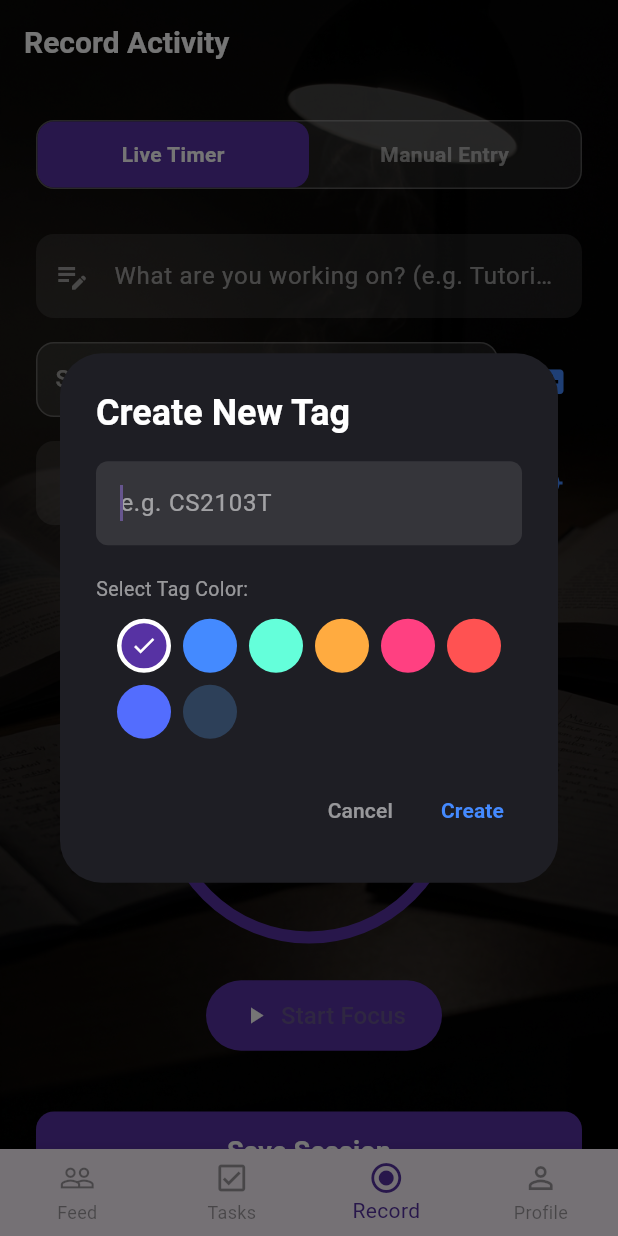
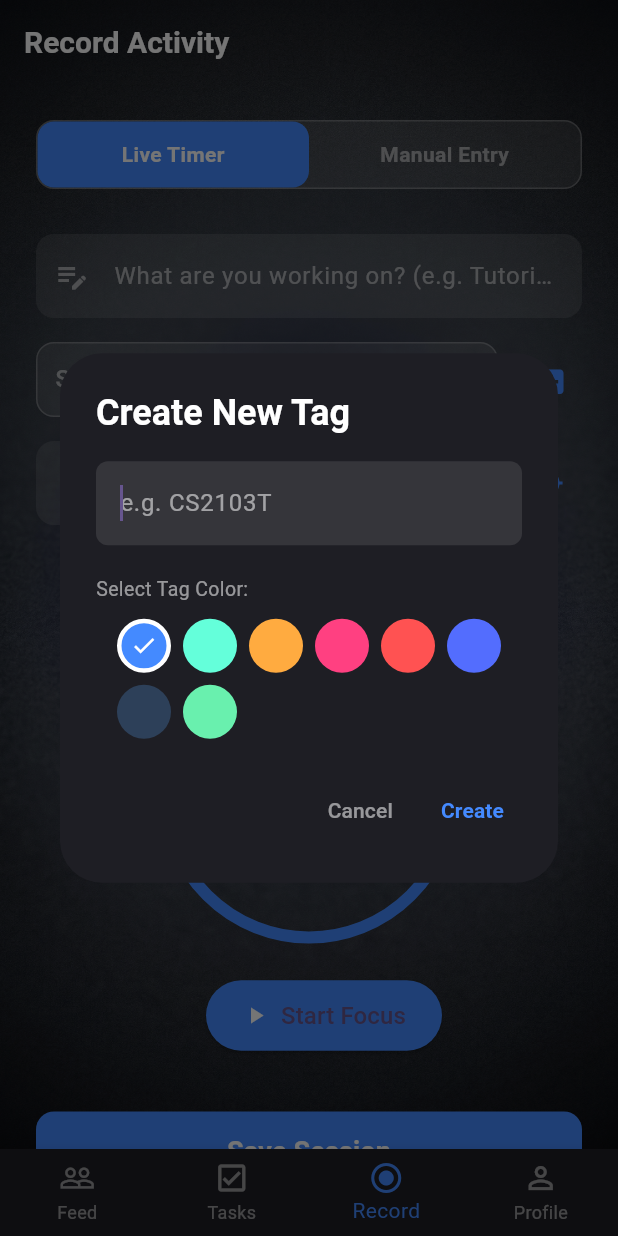
Before and after one commit to jeevan764/lockedin, a Flutter app: the screen it shows once a user with an empty profile is signed in, item 3 of the bottom bar chosen, after a tap on the "create new folder" icon, on a phone screen of 412 x 824 dp. Run offline on Flutter 3.47's test engine with Material 3 defaults, Android fonts, the phone set to English and light mode, and no system bars; our stand-ins replace geocoding, geolocator, image_picker, shared_preferences, supabase_flutter, table_calendar; accounts and stored records are empty.

Commit message:
ui_update

```diff
--- a/lib/screens/dashboard_screen.dart
+++ b/lib/screens/dashboard_screen.dart
@@ -43,10 +43,11 @@ class _DashboardScreenState extends State<DashboardScreen> {
         children: _pages,
       ),
       bottomNavigationBar: BottomNavigationBar(
+        backgroundColor: const Color(0xff1e1e24), // ADD THIS: Dark slate background
+        selectedItemColor: Colors.blueAccent,     // CHANGED: From purple to Blue Accent
+        unselectedItemColor: Colors.white54,      // CHANGED: From black38 to light grey
         currentIndex: _currentIndex,
         type: BottomNavigationBarType.fixed,
-        selectedItemColor: const Color(0xff5732a3),
-        unselectedItemColor: Colors.black38,
         onTap: (index) {
           // Safety Check: If there's an active dialog overlaying the viewport when the user
           // taps a bottom tab navigation switch button, safely clear the dialogue history stack
--- a/lib/screens/feed_screen.dart
+++ b/lib/screens/feed_screen.dart
@@ -346,10 +346,10 @@ class _FeedScreenState extends State<FeedScreen> {
         height: double.infinity,
         decoration: BoxDecoration(
           image: DecorationImage(
-            image: const AssetImage('assets/LockedIN_coverpage.jpeg'),
+            image: const AssetImage('assets/background.jpeg'),
             fit: BoxFit.cover,
             colorFilter: ColorFilter.mode(
-              Colors.black.withOpacity(0.65),
+              Colors.black.withOpacity(0.2),
               BlendMode.darken,
             ),
           ),
--- a/lib/screens/profile_screen.dart
+++ b/lib/screens/profile_screen.dart
@@ -1061,10 +1061,10 @@ class ProfileScreenState extends State<ProfileScreen> with SingleTickerProviderS
         height: double.infinity,
         decoration: BoxDecoration(
           image: DecorationImage(
-            image: const AssetImage('assets/LockedIN_coverpage.jpeg'),
+            image: const AssetImage('assets/background.jpeg'),
             fit: BoxFit.cover,
             colorFilter: ColorFilter.mode(
-              Colors.black.withOpacity(0.65),
+              Colors.black.withOpacity(0.2),
               BlendMode.darken,
             ),
           ),
--- a/lib/screens/record_screen.dart
+++ b/lib/screens/record_screen.dart
@@ -458,16 +458,15 @@ class _RecordScreenState extends State<RecordScreen> with WidgetsBindingObserver
       }
     } catch (_) {}
     int hash = moduleName.hashCode;
-    final colors = [const Color(0xff5732a3), Colors.blueAccent, Colors.tealAccent, Colors.orangeAccent, Colors.pinkAccent, Colors.redAccent, Colors.indigoAccent, const Color(0xff2d4059)];
+    final colors = [Colors.blueAccent, Colors.tealAccent, Colors.orangeAccent, Colors.pinkAccent, Colors.redAccent, Colors.indigoAccent, const Color(0xff2d4059)];
     return colors[hash.abs() % colors.length];
   }
 
   void _showCreateTagDialog() {
     final TextEditingController tagController = TextEditingController();
-    Color chosenColor = const Color(0xff5732a3);
+    Color chosenColor = Colors.blueAccent;
 
     final List<Color> palette = [
-      const Color(0xff5732a3),
       Colors.blueAccent,
       Colors.tealAccent,
       Colors.orangeAccent,
@@ -475,6 +474,7 @@ class _RecordScreenState extends State<RecordScreen> with WidgetsBindingObserver
       Colors.redAccent,
       Colors.indigoAccent,
       const Color(0xff2d4059),
+      Colors.greenAccent,
     ];
 
     showDialog(
@@ -482,14 +482,14 @@ class _RecordScreenState extends State<RecordScreen> with WidgetsBindingObserver
       builder: (ctx) => StatefulBuilder(
         builder: (context, setModalState) {
           return AlertDialog(
-            backgroundColor: const Color(0xff1e1e24), // FIX: Dark dialog background
+            backgroundColor: const Color(0xff1e1e24),
             title: const Text('Create New Tag', style: TextStyle(fontWeight: FontWeight.bold, color: Colors.white)),
             content: Column(
               mainAxisSize: MainAxisSize.min,
               children: [
                 TextField(
                   controller: tagController,
-                  style: const TextStyle(color: Colors.white), // FIX: White text input
+                  style: const TextStyle(color: Colors.white),
                   decoration: InputDecoration(
                     hintText: 'e.g. CS2103T',
                     hintStyle: const TextStyle(color: Colors.white54),
@@ -545,22 +545,22 @@ class _RecordScreenState extends State<RecordScreen> with WidgetsBindingObserver
   @override
   Widget build(BuildContext context) {
     return Scaffold(
-      backgroundColor: Colors.transparent, // FIX: Transparent Scaffold
-      extendBodyBehindAppBar: true,      // FIX: Extend body into AppBar
+      backgroundColor: Colors.transparent,
+      extendBodyBehindAppBar: true,
       appBar: AppBar(
         title: const Text('Record Activity', style: TextStyle(fontSize: 20, fontWeight: FontWeight.bold, color: Colors.white)),
-        backgroundColor: Colors.transparent, // FIX: Transparent AppBar
+        backgroundColor: Colors.transparent,
         elevation: 0,
       ),
-      body: Container( // FIX: Universal Background Wrapper
+      body: Container(
         width: double.infinity,
         height: double.infinity,
         decoration: BoxDecoration(
           image: DecorationImage(
-            image: const AssetImage('assets/LockedIN_coverpage.jpeg'),
+            image: const AssetImage('assets/background.jpeg'), // NEW ASSET USED HERE
             fit: BoxFit.cover,
             colorFilter: ColorFilter.mode(
-              Colors.black.withOpacity(0.65),
+              Colors.black.withOpacity(0.2), // Light overlay for the dark background
               BlendMode.darken,
             ),
           ),
@@ -573,7 +573,7 @@ class _RecordScreenState extends State<RecordScreen> with WidgetsBindingObserver
               children: [
                 Container(
                   decoration: BoxDecoration(
-                    color: Colors.white.withOpacity(0.1), // FIX: Frosted Glass background
+                    color: Colors.white.withOpacity(0.1),
                     borderRadius: BorderRadius.circular(12),
                     border: Border.all(color: Colors.white24)
                   ),
@@ -586,7 +586,7 @@ class _RecordScreenState extends State<RecordScreen> with WidgetsBindingObserver
                           },
                           child: Container(
                             padding: const EdgeInsets.symmetric(vertical: 12),
-                            decoration: BoxDecoration(color: _isTimerMode ? const Color(0xff5732a3) : Colors.transparent, borderRadius: BorderRadius.circular(11)),
+                            decoration: BoxDecoration(color: _isTimerMode ? Colors.blueAccent : Colors.transparent, borderRadius: BorderRadius.circular(11)),
                             child: Text('Live Timer', textAlign: TextAlign.center, style: TextStyle(fontWeight: FontWeight.bold, color: _isTimerMode ? Colors.white : Colors.white54)),
                           ),
                         ),
@@ -598,7 +598,7 @@ class _RecordScreenState extends State<RecordScreen> with WidgetsBindingObserver
                           },
                           child: Container(
                             padding: const EdgeInsets.symmetric(vertical: 12),
-                            decoration: BoxDecoration(color: !_isTimerMode ? const Color(0xff5732a3) : Colors.transparent, borderRadius: BorderRadius.circular(11)),
+                            decoration: BoxDecoration(color: !_isTimerMode ? Colors.blueAccent : Colors.transparent, borderRadius: BorderRadius.circular(11)),
                             child: Text('Manual Entry', textAlign: TextAlign.center, style: TextStyle(fontWeight: FontWeight.bold, color: !_isTimerMode ? Colors.white : Colors.white54)),
                           ),
                         ),
@@ -609,12 +609,12 @@ class _RecordScreenState extends State<RecordScreen> with WidgetsBindingObserver
                 const SizedBox(height: 30),
                 TextField(
                   controller: _taskNameController,
-                  style: const TextStyle(color: Colors.white), // FIX: White text input
+                  style: const TextStyle(color: Colors.white),
                   decoration: InputDecoration(
                     hintText: 'What are you working on? (e.g. Tutorial 3)',
                     hintStyle: const TextStyle(color: Colors.white54),
                     filled: true,
-                    fillColor: Colors.white.withOpacity(0.1), // FIX: Translucent filled background
+                    fillColor: Colors.white.withOpacity(0.1),
                     prefixIcon: const Icon(Icons.edit_note, color: Colors.white54),
                     border: OutlineInputBorder(borderRadius: BorderRadius.circular(12), borderSide: BorderSide.none),
                   ),
@@ -635,7 +635,7 @@ class _RecordScreenState extends State<RecordScreen> with WidgetsBindingObserver
                               child: DropdownButtonHideUnderline(
                                 child: DropdownButton<String>(
                                   isExpanded: true,
-                                  dropdownColor: const Color(0xff2d2d34), // FIX: Dark Dropdown background
+                                  dropdownColor: const Color(0xff2d2d34),
                                   hint: const Text('Select Subject Tag (Optional)', style: TextStyle(color: Colors.white54)),
                                   value: _selectedModuleId,
                                   items: _modules.map((m) {
@@ -653,7 +653,7 @@ class _RecordScreenState extends State<RecordScreen> with WidgetsBindingObserver
                                               color: _getColorForModule(m['name'].toString()),
                                             ),
                                           ),
-                                          Text(m['name'].toString(), style: const TextStyle(color: Colors.white)), // FIX: White text
+                                          Text(m['name'].toString(), style: const TextStyle(color: Colors.white)),
                                         ],
                                       ),
                                     );
@@ -678,7 +678,7 @@ class _RecordScreenState extends State<RecordScreen> with WidgetsBindingObserver
                             ),
                           const SizedBox(width: 8),
                           IconButton(
-                            icon: const Icon(Icons.create_new_folder, color: Colors.blueAccent, size: 28), // Changed to blueAccent for visibility
+                            icon: const Icon(Icons.create_new_folder, color: Colors.blueAccent, size: 28),
                             onPressed: _showCreateTagDialog,
                           ),
                         ],
@@ -733,7 +733,7 @@ class _RecordScreenState extends State<RecordScreen> with WidgetsBindingObserver
                   child: ElevatedButton(
                     onPressed: _isSubmitting || (_isTimerMode && _isRunning && !_isPaused) ? null : _submitSession,
                     style: ElevatedButton.styleFrom(
-                      backgroundColor: const Color(0xff5732a3),
+                      backgroundColor: Colors.blueAccent, // FIX: Changed to Blue Accent
                       foregroundColor: Colors.white,
                       shape: RoundedRectangleBorder(borderRadius: BorderRadius.circular(12)),
                     ),
@@ -761,7 +761,7 @@ class _RecordScreenState extends State<RecordScreen> with WidgetsBindingObserver
     final minutes = twoDigits(minutesInt);
     final seconds = twoDigits(secondsInt);
 
-    Color borderAccentColor = const Color(0xff5732a3);
+    Color borderAccentColor = Colors.blueAccent; // FIX: Changed to Blue Accent
     if (_isRunning) {
       borderAccentColor = _isPaused ? Colors.orangeAccent : Colors.redAccent;
     }
@@ -781,7 +781,7 @@ class _RecordScreenState extends State<RecordScreen> with WidgetsBindingObserver
             border: Border.all(color: borderAccentColor, width: 8),
           ),
           child: Center(
-            child: Text('$hours:$minutes:$seconds', style: const TextStyle(fontSize: 35, fontWeight: FontWeight.bold, fontFamily: 'monospace', color: Colors.white)), // FIX: White timer text
+            child: Text('$hours:$minutes:$seconds', style: const TextStyle(fontSize: 35, fontWeight: FontWeight.bold, fontFamily: 'monospace', color: Colors.white)),
           ),
         ),
         const SizedBox(height: 24),
@@ -804,7 +804,7 @@ class _RecordScreenState extends State<RecordScreen> with WidgetsBindingObserver
                 style: const TextStyle(fontSize: 16)
               ),
               style: ElevatedButton.styleFrom(
-                backgroundColor: _isRunning ? (_isPaused ? Colors.green : Colors.orangeAccent) : const Color(0xff5732a3),
+                backgroundColor: _isRunning ? (_isPaused ? Colors.green : Colors.orangeAccent) : Colors.blueAccent, // FIX: Changed to Blue Accent
                 padding: const EdgeInsets.symmetric(horizontal: 24, vertical: 12),
                 shape: RoundedRectangleBorder(borderRadius: BorderRadius.circular(30)),
               ),
--- a/lib/screens/tasks_screen.dart
+++ b/lib/screens/tasks_screen.dart
@@ -302,10 +302,10 @@ class _TasksScreenState extends State<TasksScreen> {
         height: double.infinity,
         decoration: BoxDecoration(
           image: DecorationImage(
-            image: const AssetImage('assets/LockedIN_coverpage.jpeg'),
+            image: const AssetImage('assets/background.jpeg'),
             fit: BoxFit.cover,
             colorFilter: ColorFilter.mode(
-              Colors.black.withOpacity(0.65),
+              Colors.black.withOpacity(0.2),
               BlendMode.darken,
             ),
           ),
--- a/pubspec.yaml
+++ b/pubspec.yaml
@@ -70,6 +70,7 @@ flutter:
   #   - images/a_dot_ham.jpeg
   assets:
     - assets/LockedIN_coverpage.jpeg
+    - assets/background.jpeg
 
   # An image asset can refer to one or more resolution-specific "variants", see
   # https://flutter.dev/to/resolution-aware-images
```
Also changed, not shown: assets/background.jpeg (added).
